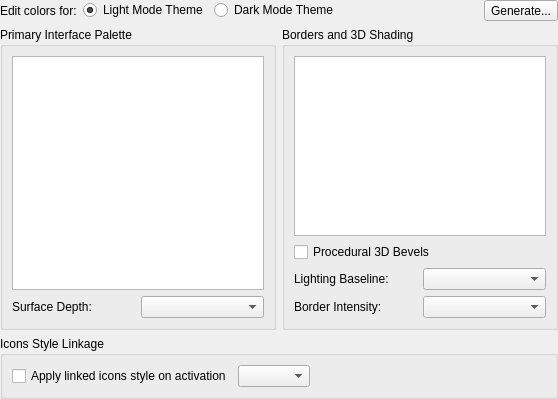
sand1024/LibreCAD, file librecad/src/ui/dialogs/settings/options_widget/pages/lc_settings_page_skin_palette.ui: the form before one commit.
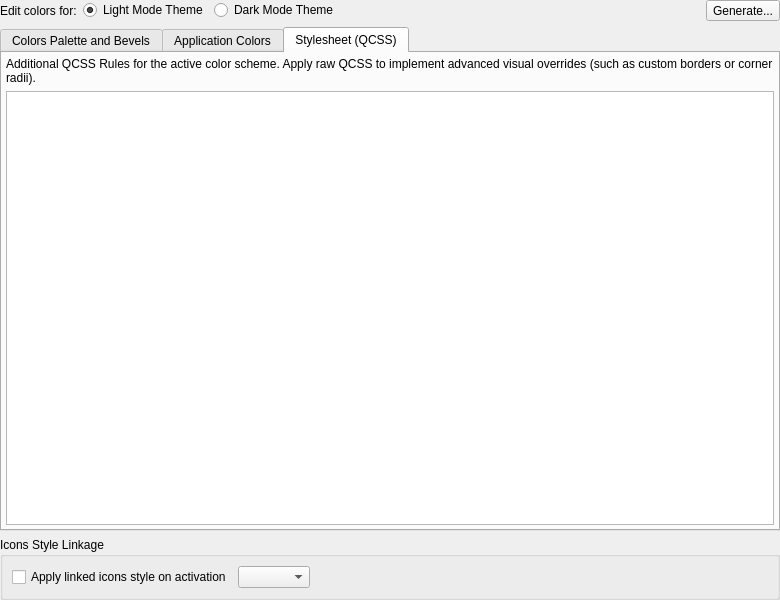
The form after the commit. The open tabs and pages were chosen to show the change. Icons and pictures are not drawn.

Commit message: app colors commons

Patch:
```diff
--- a/librecad/src/ui/dialogs/settings/options_widget/pages/lc_settings_page_skin_palette.ui
+++ b/librecad/src/ui/dialogs/settings/options_widget/pages/lc_settings_page_skin_palette.ui
@@ -6,8 +6,8 @@
    <rect>
     <x>0</x>
     <y>0</y>
-    <width>558</width>
-    <height>399</height>
+    <width>780</width>
+    <height>600</height>
    </rect>
   </property>
   <layout class="QGridLayout" name="gridLayout_main">
@@ -23,10 +23,7 @@
    <property name="bottomMargin">
     <number>0</number>
    </property>
-   <property name="spacing">
-    <number>6</number>
-   </property>
-   <item row="0" column="0" colspan="2">
+   <item>
     <widget class="QWidget" name="variantContainer" native="true">
      <layout class="QHBoxLayout" name="horizontalLayout_variant">
       <property name="leftMargin">
@@ -104,7 +101,32 @@
      </layout>
     </widget>
    </item>
-   <item row="1" column="0">
+   <item>
+    <widget class="QTabWidget" name="tabWidgetPalette">
+     <property name="currentIndex">
+      <number>0</number>
+     </property>
+     <widget class="QWidget" name="tabColors">
+      <attribute name="title">
+       <string>Colors Palette and Bevels</string>
+      </attribute>
+      <layout class="QGridLayout" name="gridLayout_colors">
+       <property name="leftMargin">
+        <number>4</number>
+       </property>
+       <property name="topMargin">
+        <number>4</number>
+       </property>
+       <property name="rightMargin">
+        <number>4</number>
+       </property>
+       <property name="bottomMargin">
+        <number>4</number>
+       </property>
+       <property name="spacing">
+        <number>6</number>
+       </property>
+       <item row="0" column="0">
     <widget class="QGroupBox" name="gbInterface">
      <property name="title">
       <string>Primary Interface Palette</string>
@@ -136,7 +158,7 @@
      </layout>
     </widget>
    </item>
-   <item row="1" column="1">
+       <item row="0" column="1">
     <widget class="QGroupBox" name="gbBevels">
      <property name="title">
       <string>Borders and 3D Shading</string>
@@ -198,7 +220,85 @@
      </layout>
     </widget>
    </item>
-   <item row="2" column="0" colspan="2">
+      </layout>
+     </widget>
+     <widget class="QWidget" name="tabSemantic">
+      <attribute name="title">
+       <string>Application Colors</string>
+      </attribute>
+      <layout class="QVBoxLayout" name="verticalLayout_semantic">
+       <property name="spacing">
+        <number>6</number>
+       </property>
+       <property name="leftMargin">
+        <number>4</number>
+       </property>
+       <property name="topMargin">
+        <number>4</number>
+       </property>
+       <property name="rightMargin">
+        <number>4</number>
+       </property>
+       <property name="bottomMargin">
+        <number>4</number>
+       </property>
+       <item>
+        <widget class="QLabel" name="lblSemanticDesc">
+         <property name="text">
+          <string>Application-specific semantic colors used for search highlights, focus glows, and visual overlays. These colors adapt automatically between Light and Dark mode variants.</string>
+         </property>
+         <property name="wordWrap">
+          <bool>true</bool>
+         </property>
+        </widget>
+       </item>
+       <item>
+        <widget class="QTableWidget" name="tableSemantic"/>
+       </item>
+      </layout>
+     </widget>
+     <widget class="QWidget" name="tabQss">
+      <attribute name="title">
+       <string>Stylesheet (QCSS)</string>
+      </attribute>
+      <layout class="QVBoxLayout" name="verticalLayout_qss">
+       <property name="spacing">
+        <number>6</number>
+       </property>
+       <property name="leftMargin">
+        <number>4</number>
+       </property>
+       <property name="topMargin">
+        <number>4</number>
+       </property>
+       <property name="rightMargin">
+        <number>4</number>
+       </property>
+       <property name="bottomMargin">
+        <number>4</number>
+       </property>
+       <item>
+        <widget class="QLabel" name="lblQss">
+         <property name="text">
+          <string>Additional QCSS Rules for the active color scheme. Apply raw QCSS to implement advanced visual overrides (such as custom borders or corner radii).</string>
+         </property>
+         <property name="wordWrap">
+          <bool>true</bool>
+         </property>
+        </widget>
+       </item>
+       <item>
+        <widget class="QTextEdit" name="qssEdit">
+         <property name="toolTip">
+          <string>Enter custom Qt Stylesheet (QCSS) rules for this color scheme variant.</string>
+         </property>
+        </widget>
+       </item>
+      </layout>
+     </widget>
+    </widget>
+   </item>
+   <item>
     <widget class="QGroupBox" name="gbIconsLink">
      <property name="title">
       <string>Icons Style Linkage</string>
```
Left out of the diff: 17 changed lines with no effect on the pictures. Lines whose indentation alone changed are shown as unchanged. The commit also changes 53 other files.
